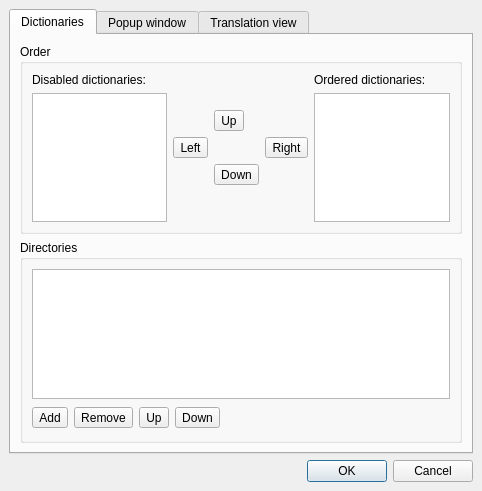
Above: ui/settingsdialog.ui from qstardict/qstardict before the change. Below: the same form after it.
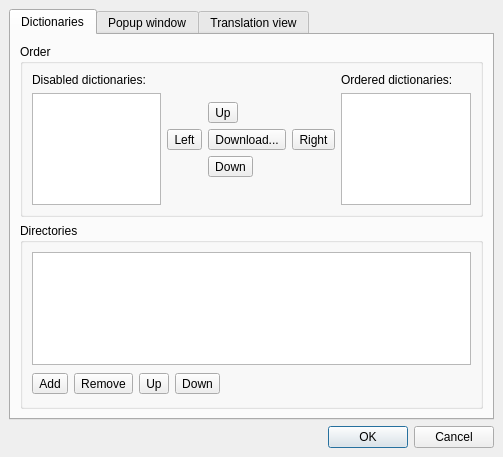
That is the form after the change. Icons and pictures are not drawn.

Diff of the .ui file:
```diff
--- a/ui/settingsdialog.ui
+++ b/ui/settingsdialog.ui
@@ -5,8 +5,8 @@
    <rect>
     <x>0</x>
     <y>0</y>
-    <width>482</width>
-    <height>491</height>
+    <width>503</width>
+    <height>457</height>
    </rect>
   </property>
   <property name="windowTitle" >
@@ -136,6 +136,22 @@
                 </property>
                </widget>
               </item>
+              <item row="1" column="1" >
+               <widget class="QToolButton" name="addDictionaryButton" >
+                <property name="toolTip" >
+                 <string>&lt;html>&lt;head>&lt;meta name="qrichtext" content="1" />&lt;style type="text/css">
+p, li { white-space: pre-wrap; }
+&lt;/style>&lt;/head>&lt;body style=" font-family:'Sans Serif'; font-size:9pt; font-weight:400; font-style:normal; text-decoration:none;">
+&lt;p style=" margin-top:0px; margin-bottom:0px; margin-left:0px; margin-right:0px; -qt-block-indent:0; text-indent:0px;">Download new dictionaries...&lt;/p>&lt;/body>&lt;/html></string>
+                </property>
+                <property name="text" >
+                 <string>Download...</string>
+                </property>
+                <property name="icon" >
+                 <iconset resource="../resources/qstardict.qrc" >:/icons/download.png</iconset>
+                </property>
+               </widget>
+              </item>
              </layout>
             </item>
             <item>
```
Left out of the diff: 42 changed lines with no effect on the pictures.
